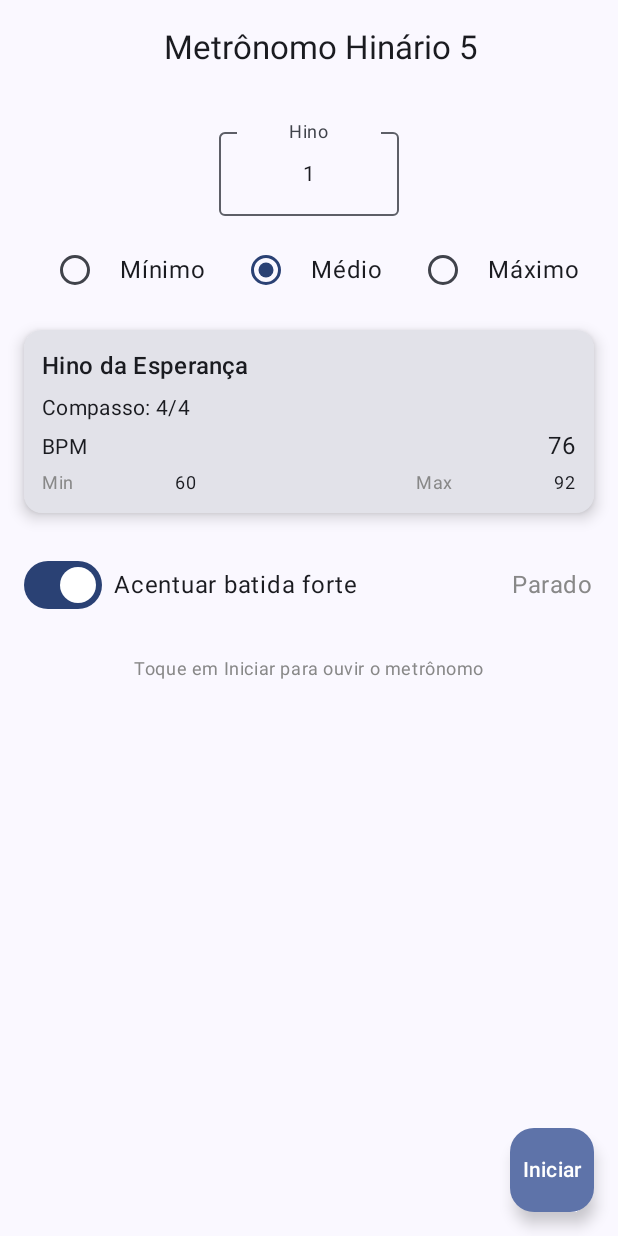
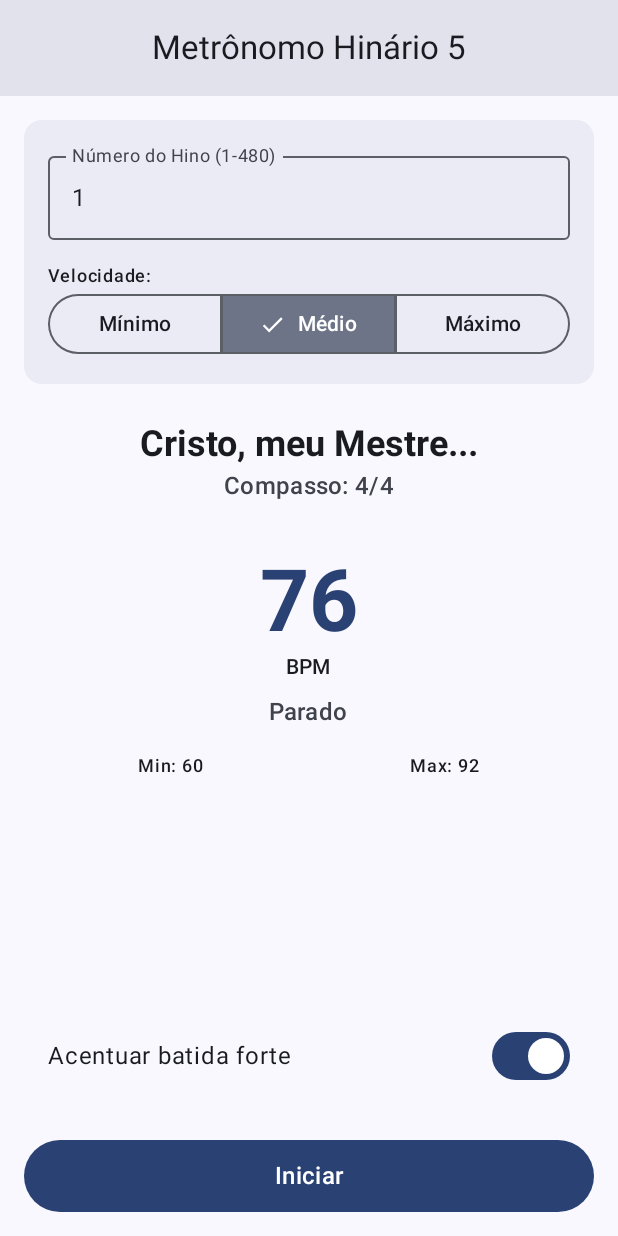
Before and after one commit to PedroScheffer/MetronomoHinario, an Android app built with Jetpack Compose: the screen it shows after launch (MainActivity), on a phone screen of 412 x 824 dp. Run offline under Robolectric (Android 15) with nearby library versions, the light colour scheme and no system bars.

Commit message:
Atualizações layout e data

```diff
--- a/app/src/main/java/devandroid/pedroscheffer/metronomohinario/data/HymnRepository.kt
+++ b/app/src/main/java/devandroid/pedroscheffer/metronomohinario/data/HymnRepository.kt
@@ -2,11 +2,11 @@ package devandroid.pedroscheffer.metronomohinario.data
 
 object HymnRepository {
     private val hymnMap: Map<Int, HymnData> = mapOf(
-        1 to HymnData(1, "Hino da Esperança", "4/4", 76, 60, 92),
-        2 to HymnData(2, "Hino da Alegria", "4/4", 80, 70, 90),
-        3 to HymnData(3, "Hino da Paz", "4/4", 68, 50, 85),
-        4 to HymnData(4, "Hino do Louvor", "6/4", 125, 100, 150),
-        330 to HymnData(330, "Hino 330", "2/4", 77, 65, 90)
+        1 to HymnData(1, "Cristo, meu Mestre...", "4/4", 76, 60, 92),
+        2 to HymnData(2, "De Deus tu és eleita", "4/4", 80, 70, 90),
+        3 to HymnData(3, "Faz-nos ouvir Tua voz", "4/4", 68, 50, 85),
+        4 to HymnData(4, "Ouve a nossa oração", "6/4", 125, 100, 150),
+        330 to HymnData(330, "Ao findar a jornada", "4/4", 77, 66, 88)
     )
 
     fun getHymnData(hymnNumber: Int): HymnData? {
--- a/app/src/main/java/devandroid/pedroscheffer/metronomohinario/ui/MainScreen.kt
+++ b/app/src/main/java/devandroid/pedroscheffer/metronomohinario/ui/MainScreen.kt
@@ -1,185 +1,227 @@
 package devandroid.pedroscheffer.metronomohinario.ui
 
 import androidx.compose.foundation.layout.*
+import androidx.compose.foundation.text.KeyboardOptions
 import androidx.compose.material3.*
-import androidx.compose.runtime.Composable
-import androidx.compose.runtime.collectAsState
-import androidx.compose.runtime.LaunchedEffect
-import androidx.compose.runtime.mutableStateOf
-import androidx.compose.runtime.remember
+import androidx.compose.runtime.*
 import androidx.compose.ui.Alignment
 import androidx.compose.ui.Modifier
-import androidx.compose.ui.graphics.Color
-import androidx.compose.ui.text.TextStyle
-import androidx.compose.ui.text.style.TextAlign
+import androidx.compose.ui.text.font.FontWeight
+import androidx.compose.ui.text.input.KeyboardType
 import androidx.compose.ui.unit.dp
 import devandroid.pedroscheffer.metronomohinario.viewmodel.MetronomeViewModel
+import devandroid.pedroscheffer.metronomohinario.ui.SpeedTier
 
 @OptIn(ExperimentalMaterial3Api::class)
 @Composable
 fun MainScreen(viewModel: MetronomeViewModel) {
-    val uiState = viewModel.uiState.collectAsState().value
 
-    // estado local para escolha de velocidade: "MEDIUM" | "MIN" | "MAX"
-    val speedSelection = remember { mutableStateOf("MEDIUM") }
-
-    // sempre que o hino mudar, resetar para MEDIUM (velocidade média)
-    LaunchedEffect(key1 = uiState.hymnNumberInput) {
-        speedSelection.value = "MEDIUM"
-    }
+    val uiState by viewModel.uiState.collectAsState()
 
     Scaffold(
         topBar = {
-            SmallTopAppBar(
-                title = {
-                    Box(modifier = Modifier.fillMaxWidth(), contentAlignment = Alignment.Center) {
-                        Text("Metrônomo Hinário 5")
-                    }
-                }
+
+            CenterAlignedTopAppBar(
+                title = { Text("Metrônomo Hinário 5") },
+                colors = TopAppBarDefaults.centerAlignedTopAppBarColors(
+                    containerColor = MaterialTheme.colorScheme.surfaceVariant
+                )
             )
         },
-        floatingActionButton = {
-            FloatingActionButton(onClick = { viewModel.onPlayPauseClicked() }) {
-                Text(if (uiState.isPlaying) "Parar" else "Iniciar")
+        bottomBar = {
+
+            BottomAppBar(
+                containerColor = MaterialTheme.colorScheme.surface,
+                contentPadding = PaddingValues(16.dp)
+            ) {
+                Button(
+                    onClick = { viewModel.onPlayPauseClicked() },
+                    modifier = Modifier
+                        .fillMaxWidth()
+                        .height(56.dp)
+                ) {
+                    Text(
+                        text = if (uiState.isPlaying) "Parar" else "Iniciar",
+                        style = MaterialTheme.typography.titleMedium
+                    )
+                }
             }
         }
     ) { paddingValues ->
+
         Column(
             modifier = Modifier
+                .fillMaxSize()
                 .padding(paddingValues)
-                .padding(16.dp)
-                .fillMaxSize(),
+                .padding(16.dp),
             horizontalAlignment = Alignment.CenterHorizontally
         ) {
 
-            OutlinedTextField(
-                value = uiState.hymnNumberInput,
-                onValueChange = { viewModel.onHymnNumberChanged(it) },
-                label = {
-                    Box(modifier = Modifier.fillMaxWidth(), contentAlignment = Alignment.Center) {
-                        Text("Hino")
-                    }
-                },
-                singleLine = true,
-                modifier = Modifier.width(120.dp),
-                textStyle = TextStyle(textAlign = TextAlign.Center)
+            SelectionCard(
+                hymnInput = uiState.hymnNumberInput,
+                selectedSpeed = uiState.selectedSpeed,
+                onHymnInputChange = { viewModel.onHymnNumberChanged(it) },
+                onSpeedChange = { viewModel.onSpeedTierChanged(it) }
             )
 
-            Spacer(Modifier.height(12.dp))
+            Spacer(Modifier.height(24.dp))
 
-            // Grupo de seleção: Mínimo / Médio / Máximo (ordem alterada conforme solicitado)
-            Row(
-                modifier = Modifier
-                    .fillMaxWidth()
-                    .padding(horizontal = 8.dp),
-                horizontalArrangement = Arrangement.Center,
-                verticalAlignment = Alignment.CenterVertically
-            ) {
-                // Mínimo
-                Row(verticalAlignment = Alignment.CenterVertically) {
-                    RadioButton(
-                        selected = speedSelection.value == "MIN",
-                        onClick = {
-                            speedSelection.value = "MIN"
-                            // aplica bpm mínimo
-                            viewModel.onBpmSliderChanged(uiState.minBpm)
-                        }
+            MetronomeDashboard(
+                hymnTitle = uiState.hymnName,
+                timeSignature = uiState.timeSignature,
+                currentBpm = uiState.bpm,
+                minBpm = uiState.minBpm,
+                maxBpm = uiState.maxBpm,
+                statusText = if (uiState.isPlaying) "Executando" else "Parado"
             )
-                    Spacer(Modifier.width(6.dp))
-                    Text("Mínimo")
-                }
 
-                Spacer(Modifier.width(16.dp))
+            Spacer(Modifier.weight(1f))
 
-                // Médio
-                Row(verticalAlignment = Alignment.CenterVertically) {
-                    RadioButton(
-                        selected = speedSelection.value == "MEDIUM",
-                        onClick = {
-                            speedSelection.value = "MEDIUM"
-                            // restaurar média: recarrega o hino (ViewModel aplica a média ao carregar)
-                            viewModel.onHymnNumberChanged(uiState.hymnNumberInput)
-                        }
+            AccentToggle(
+                accentEnabled = uiState.accentEnabled,
+                onAccentToggleChanged = { viewModel.onAccentToggleChanged(it) }
             )
-                    Spacer(Modifier.width(6.dp))
-                    Text("Médio")
-                }
-
-                Spacer(Modifier.width(16.dp))
-
-                // Máximo
-                Row(verticalAlignment = Alignment.CenterVertically) {
-                    RadioButton(
-                        selected = speedSelection.value == "MAX",
-                        onClick = {
-                            speedSelection.value = "MAX"
-                            // aplica bpm máximo
-                            viewModel.onBpmSliderChanged(uiState.maxBpm)
-                        }
-                    )
-                    Spacer(Modifier.width(6.dp))
-                    Text("Máximo")
-                }
-            }
-
-            Spacer(Modifier.height(16.dp))
-
-            Card(modifier = Modifier.fillMaxWidth(), elevation = CardDefaults.cardElevation(defaultElevation = 6.dp)) {
-                Column(modifier = Modifier.padding(12.dp)) {
-                    Text(
-                        text = uiState.hymnName,
-                        style = MaterialTheme.typography.titleMedium
-                    )
-                    Spacer(Modifier.height(6.dp))
-                    Text(
-                        text = "Compasso: ${uiState.timeSignature}",
-                        style = MaterialTheme.typography.bodyMedium
-                    )
-                    Spacer(Modifier.height(6.dp))
-                    Row(modifier = Modifier.fillMaxWidth(), horizontalArrangement = Arrangement.SpaceBetween) {
-                        Text("BPM", style = MaterialTheme.typography.bodyMedium)
-                        Text("${uiState.bpm}", style = MaterialTheme.typography.bodyLarge)
-                    }
-                    Spacer(Modifier.height(6.dp))
-                    Row(modifier = Modifier.fillMaxWidth(), horizontalArrangement = Arrangement.SpaceBetween) {
-                        Text("Min", style = MaterialTheme.typography.bodySmall, color = Color.Gray)
-                        Text("${uiState.minBpm}", style = MaterialTheme.typography.bodySmall)
-                        Spacer(Modifier.width(12.dp))
-                        Text("Max", style = MaterialTheme.typography.bodySmall, color = Color.Gray)
-                        Text("${uiState.maxBpm}", style = MaterialTheme.typography.bodySmall)
         }
     }
 }
 
-            Spacer(Modifier.height(24.dp))
+
+@OptIn(ExperimentalMaterial3Api::class)
+@Composable
+private fun SelectionCard(
+    hymnInput: String,
+    selectedSpeed: SpeedTier,
+    onHymnInputChange: (String) -> Unit,
+    onSpeedChange: (SpeedTier) -> Unit
+) {
+
+    Surface(
+        modifier = Modifier.fillMaxWidth(),
+        shape = MaterialTheme.shapes.medium,
+        tonalElevation = 2.dp
+    ) {
+        Column(Modifier.padding(16.dp)) {
+            OutlinedTextField(
+                value = hymnInput,
+                onValueChange = onHymnInputChange,
+                label = { Text("Número do Hino (1-480)") },
+                keyboardOptions = KeyboardOptions(keyboardType = KeyboardType.Number),
+                modifier = Modifier.fillMaxWidth(),
+                singleLine = true
+            )
+
+            Spacer(Modifier.height(16.dp))
+
+            Text("Velocidade:", style = MaterialTheme.typography.labelMedium)
+
+            SingleChoiceSegmentedButtonRow(modifier = Modifier.fillMaxWidth()) {
+                SegmentedButton(
+                    selected = selectedSpeed == SpeedTier.MIN,
+                    onClick = { onSpeedChange(SpeedTier.MIN) },
+                    shape = SegmentedButtonDefaults.itemShape(index = 0, count = 3)
+                ) { Text("Mínimo") }
+
+                SegmentedButton(
+                    selected = selectedSpeed == SpeedTier.MED,
+                    onClick = { onSpeedChange(SpeedTier.MED) },
+                    shape = SegmentedButtonDefaults.itemShape(index = 1, count = 3)
+                ) { Text("Médio") }
+
+                SegmentedButton(
+                    selected = selectedSpeed == SpeedTier.MAX,
+                    onClick = { onSpeedChange(SpeedTier.MAX) },
+                    shape = SegmentedButtonDefaults.itemShape(index = 2, count = 3)
+                ) { Text("Máximo") }
+            }
+        }
+    }
+}
+
+@Composable
+private fun MetronomeDashboard(
+    hymnTitle: String,
+    timeSignature: String,
+    currentBpm: Int,
+    minBpm: Int,
+    maxBpm: Int,
+    statusText: String
+) {
+
+    Column(
+        modifier = Modifier.fillMaxWidth(),
+        horizontalAlignment = Alignment.CenterHorizontally
+    ) {
+
+        Text(
+            text = hymnTitle,
+            style = MaterialTheme.typography.headlineSmall,
+            fontWeight = FontWeight.Bold
+        )
+        Text(
+            text = "Compasso: $timeSignature",
+            style = MaterialTheme.typography.titleMedium,
+            color = MaterialTheme.colorScheme.onSurfaceVariant
+        )
+
+        Spacer(Modifier.height(32.dp))
+
+        Text(
+            text = "$currentBpm", // O BPM atual!
+            style = MaterialTheme.typography.displayLarge, // <-- Fonte GIGANTE
+            fontWeight = FontWeight.Bold,
+            color = MaterialTheme.colorScheme.primary
+        )
+        Text(
+            text = "BPM",
+            style = MaterialTheme.typography.labelLarge
+        )
+
+        Spacer(Modifier.height(8.dp))
+
+        Text(
+            text = statusText,
+            style = MaterialTheme.typography.titleMedium,
+            color = if (statusText == "Executando") MaterialTheme.colorScheme.primary else MaterialTheme.colorScheme.onSurfaceVariant
+        )
+
+        Spacer(Modifier.height(16.dp))
 
         Row(
-                modifier = Modifier.fillMaxWidth(),
-                verticalAlignment = Alignment.CenterVertically,
+            modifier = Modifier.fillMaxWidth(0.6f), // Ocupa 60% da largura
             horizontalArrangement = Arrangement.SpaceBetween
         ) {
-                Row(verticalAlignment = Alignment.CenterVertically) {
-                    Switch(
-                        checked = uiState.accentEnabled,
-                        onCheckedChange = { viewModel.onAccentToggleChanged(it) }
+            Text(
+                text = "Min: $minBpm",
+                style = MaterialTheme.typography.labelMedium
             )
-                    Spacer(Modifier.width(8.dp))
-                    Text("Acentuar batida forte")
-                }
-
             Text(
-                    text = if (uiState.isPlaying) "Executando" else "Parado",
-                    color = if (uiState.isPlaying) Color(0xFF0F9D58) else Color.Gray
-                )
-            }
-
-            Spacer(Modifier.height(24.dp))
-
-            Text(
-                "Toque em Iniciar para ouvir o metrônomo",
-                style = MaterialTheme.typography.bodySmall,
-                color = Color.Gray
+                text = "Max: $maxBpm",
+                style = MaterialTheme.typography.labelMedium
             )
         }
     }
 }
+
+@Composable
+private fun AccentToggle(
+    accentEnabled: Boolean,
+    onAccentToggleChanged: (Boolean) -> Unit
+) {
+
+    Row(
+        modifier = Modifier
+            .fillMaxWidth()
+            .padding(horizontal = 16.dp),
+        verticalAlignment = Alignment.CenterVertically,
+        horizontalArrangement = Arrangement.SpaceBetween
+    ) {
+        Text(
+            text = "Acentuar batida forte",
+            style = MaterialTheme.typography.bodyLarge
+        )
+        Switch(
+            checked = accentEnabled,
+            onCheckedChange = onAccentToggleChanged
+        )
+    }
+}
--- /dev/null
+++ b/app/src/main/java/devandroid/pedroscheffer/metronomohinario/ui/SpeedTier.kt
@@ -0,0 +1,5 @@
+package devandroid.pedroscheffer.metronomohinario.ui
+
+enum class SpeedTier {
+    MIN, MED, MAX
+}
--- a/app/src/main/java/devandroid/pedroscheffer/metronomohinario/viewmodel/MetronomeViewModel.kt
+++ b/app/src/main/java/devandroid/pedroscheffer/metronomohinario/viewmodel/MetronomeViewModel.kt
@@ -3,7 +3,7 @@ package devandroid.pedroscheffer.metronomohinario.viewmodel
 import androidx.lifecycle.ViewModel
 import devandroid.pedroscheffer.metronomohinario.core.MetronomeEngine
 import devandroid.pedroscheffer.metronomohinario.data.HymnRepository
-import devandroid.pedroscheffer.metronomohinario.data.HymnData
+import devandroid.pedroscheffer.metronomohinario.ui.SpeedTier // <-- IMPORT NOVO
 import kotlinx.coroutines.flow.MutableStateFlow
 import kotlinx.coroutines.flow.StateFlow
 import kotlinx.coroutines.flow.update
@@ -16,7 +16,8 @@ data class MetronomeUiState(
     val minBpm: Int = 40,
     val maxBpm: Int = 200,
     val isPlaying: Boolean = false,
-    val accentEnabled: Boolean = true
+    val accentEnabled: Boolean = true,
+    val selectedSpeed: SpeedTier = SpeedTier.MED // <-- CAMPO NOVO
 )
 
 class MetronomeViewModel(private val engine: MetronomeEngine) : ViewModel() {
@@ -31,32 +32,50 @@ class MetronomeViewModel(private val engine: MetronomeEngine) : ViewModel() {
     }
 
     fun onHymnNumberChanged(input: String) {
-        _uiState.update { it.copy(hymnNumberInput = input) }
         val number = input.toIntOrNull()
 
         if (number != null && number in 1..480) {
             repository.getHymnData(number)?.let { data ->
                 _uiState.update {
                     it.copy(
+                        hymnNumberInput = input,
                         hymnName = data.name,
                         timeSignature = data.timeSignature,
                         bpm = data.averageBpm,
                         minBpm = data.minBpm,
-                        maxBpm = data.maxBpm
+                        maxBpm = data.maxBpm,
+                        selectedSpeed = SpeedTier.MED
                     )
                 }
                 engine.setBpm(data.averageBpm)
                 engine.setTimeSignature(data.timeSignature)
             }
+        } else {
+
+            _uiState.update { it.copy(hymnNumberInput = input) }
         }
     }
 
-    fun onBpmSliderChanged(newBpm: Int) {
-        val min = _uiState.value.minBpm
-        val max = _uiState.value.maxBpm
-        val bpm = newBpm.coerceIn(min, max)
-        _uiState.update { it.copy(bpm = bpm) }
-        engine.setBpm(bpm)
+    fun onSpeedTierChanged(tier: SpeedTier) {
+
+        val currentHymn = _uiState.value.hymnNumberInput.toIntOrNull()?.let {
+            repository.getHymnData(it)
+        } ?: return
+
+        val newBpm = when (tier) {
+            SpeedTier.MIN -> currentHymn.minBpm
+            SpeedTier.MED -> currentHymn.averageBpm
+            SpeedTier.MAX -> currentHymn.maxBpm
+        }
+
+        _uiState.update {
+            it.copy(
+                selectedSpeed = tier,
+                bpm = newBpm
+            )
+        }
+
+        engine.setBpm(newBpm)
     }
 
     fun onPlayPauseClicked() {
```
Lines whose indentation alone changed are shown as unchanged.
